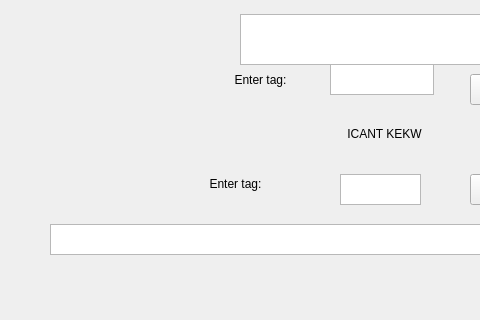
First picture: the form in scorewindow.ui, repository BaoPun/MarioKartLoungeScoreTracker, before the edit; both pictures show x 0 to 480 and y 186 to 506 of the 803 by 506 pixel window.
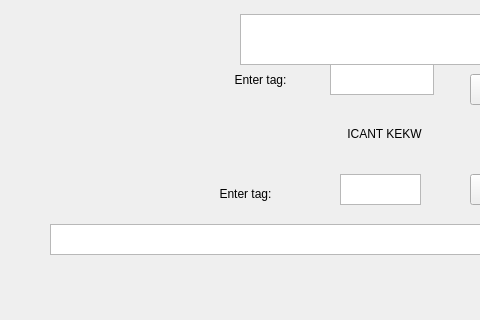
Second picture: the form after the edit.

Commit message: Added tooltips to various widgets for hotkey support

Patch:
```diff
--- a/scorewindow.ui
+++ b/scorewindow.ui
@@ -95,8 +95,8 @@
    <widget class="QLabel" name="point_label">
     <property name="geometry">
      <rect>
-      <x>170</x>
-      <y>360</y>
+      <x>180</x>
+      <y>370</y>
       <width>131</width>
       <height>20</height>
      </rect>
```
Left out of the diff: 9 changed lines with no effect on the pictures. The commit also changes 3 other files.
